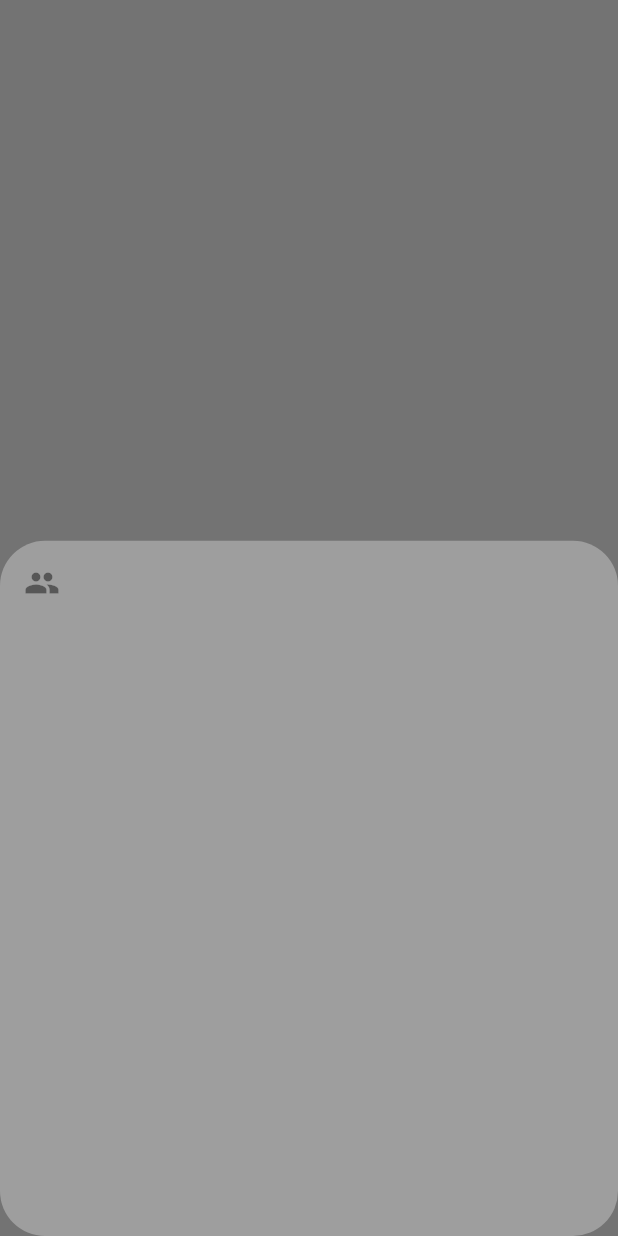
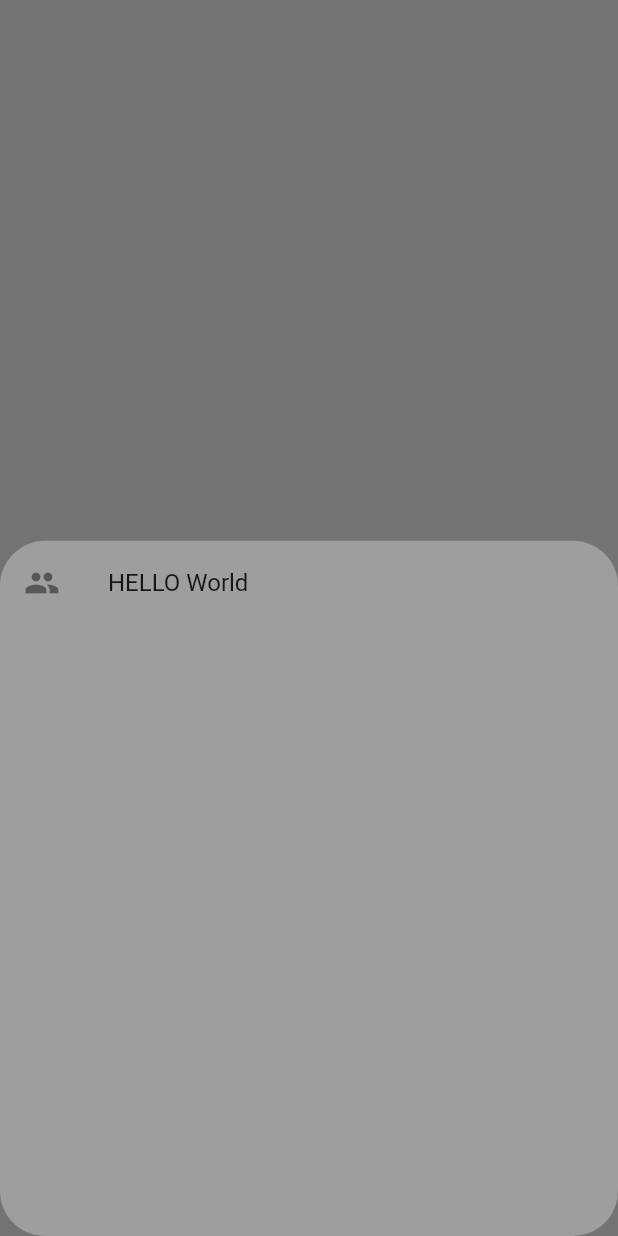
Before and after one commit to AzZaya0/getX_practice, a Flutter app: the Screen1 screen opened directly, after a tap on "show bottom sheet", on a phone screen of 412 x 824 dp. Run offline on Flutter 3.47's test engine with Material 2 defaults, Android fonts, the light colour scheme and no system bars; our stand-ins replace get.

Commit message:
getx bottom sheet

```diff
--- a/lib/screen1.dart
+++ b/lib/screen1.dart
@@ -26,7 +26,8 @@ class Screen1 extends StatelessWidget {
                   child: Column(children: [
                     ListTile(
                       leading: Icon(Icons.people),
-                    )
+                      title: Text('HELLO World'),
+                    ),
                   ]),
                 ));
               },
```
